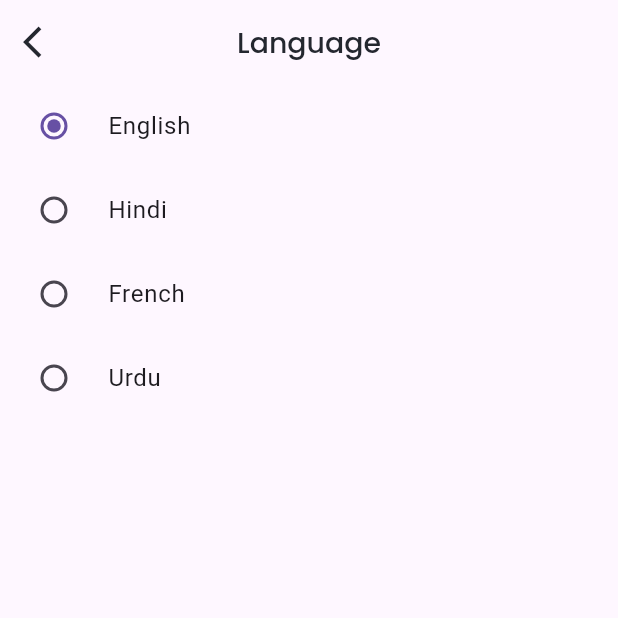
After one commit to SunilBatesar/courseapp, a Flutter app: the LanguageScreen screen opened by its route, on a phone screen of 412 x 824 dp, the top half of it. The commit adds this screen. Run offline on Flutter 3.47's test engine with Material 3 defaults, Android fonts, the phone set to English and light mode, and no system bars; our stand-ins replace cloud_firestore, firebase_auth, firebase_core, firebase_storage, flutter_screenutil, gap and 5 more; missing offline and left inert: crop_image, flutter_flushbar; accounts and stored records are empty.

Commit message:
Use Language change in app

```diff
--- a/lib/Preferences/sharedpreferences.dart
+++ b/lib/Preferences/sharedpreferences.dart
@@ -2,6 +2,7 @@ import 'package:shared_preferences/shared_preferences.dart';
 
 class SPref {
   static String userIDKey = "userid";
+  static String themeKey = "theme";
   static late SharedPreferences _preferences;
   static getpref() async {
     _preferences = await SharedPreferences.getInstance();
--- a/lib/controllers/app_initialbinding.dart
+++ b/lib/controllers/app_initialbinding.dart
@@ -1,6 +1,7 @@
 import 'package:courses_app/controllers/boolsetter.dart';
 import 'package:courses_app/controllers/class_controller.dart';
 import 'package:courses_app/controllers/course_controller.dart';
+import 'package:courses_app/controllers/language_controller.dart';
 import 'package:courses_app/controllers/user_controller.dart';
 import 'package:get/get.dart';
 
@@ -10,6 +11,7 @@ class AppInitialbinding extends Bindings {
     Get.put(UserController());
     Get.put(CourseController());
     Get.put(ClassController());
+    Get.put(LanguageController());
     Get.put(BoolSetter());
   }
 }
--- /dev/null
+++ b/lib/controllers/language_controller.dart
@@ -0,0 +1,17 @@
+import 'package:courses_app/model/language_model.dart';
+import 'package:courses_app/res/i18n/app_languages.dart';
+import 'package:flutter/material.dart';
+import 'package:get/get.dart';
+
+class LanguageController extends GetxController {
+  final Rx<LanguageModel> _language = AppLanguages.englishUS.obs;
+  LanguageModel get language => _language.value;
+
+  setLanguage(LanguageModel model) {
+    final localeValue = Locale(model.languageCode, model.countryCode);
+    Get.updateLocale(localeValue);
+    _language(model);
+    // SPref.setSharedPrefs(
+    //     SPref.themeKey, "${model.languageCode}_${model.countryCode}");
+  }
+}
--- a/lib/data/localdata.dart
+++ b/lib/data/localdata.dart
@@ -1,4 +1,5 @@
 import 'package:flutter/material.dart';
+import 'package:get/get.dart';
 
 class LocalData {
   static List<Map<String, dynamic>> filterlist = [
@@ -18,13 +19,15 @@ class LocalData {
   ];
   // Create Profile Tile Data
   static List<Map<String, dynamic>> profileDataList = [
-    {"title": "My Profile", "icon": Icons.person, "id": "profile"},
+    {"title": "MyProfile".tr, "icon": Icons.person, "id": "profile"},
+    {"title": "Theme".tr, "icon": Icons.dark_mode_sharp, "id": "theme"},
+    {"title": "Language".tr, "icon": Icons.language, "id": "language"},
     {
-      "title": "Help Support",
+      "title": "HelpSupport".tr,
       "icon": Icons.question_mark_rounded,
       "id": "help"
     },
-    {"title": "About us", "icon": Icons.error_outlined, "id": "Aboutus"},
-    {"title": "Log out", "icon": Icons.exit_to_app_rounded, "id": "Log out"},
+    {"title": "Aboutus".tr, "icon": Icons.error_outlined, "id": "Aboutus"},
+    {"title": "Logout".tr, "icon": Icons.exit_to_app_rounded, "id": "Log out"},
   ];
 }
--- a/lib/main.dart
+++ b/lib/main.dart
@@ -2,6 +2,8 @@ import 'package:courses_app/Preferences/sharedpreferences.dart';
 import 'package:courses_app/classes/main_class.dart';
 import 'package:courses_app/controllers/app_initialbinding.dart';
 import 'package:courses_app/firebase_options.dart';
+import 'package:courses_app/res/i18n/app_languages.dart';
+import 'package:courses_app/res/i18n/languagedata.dart';
 import 'package:courses_app/res/services/appconfig.dart';
 import 'package:courses_app/utils/routes/routes.dart';
 import 'package:courses_app/utils/routes/routes_name.dart';
@@ -28,6 +30,9 @@ class MyApp extends StatelessWidget {
   Widget build(BuildContext context) {
     return ScreenUtilInit(
       builder: (context, child) => GetMaterialApp(
+        locale: Locale(AppLanguages.englishUS.toString()),
+        fallbackLocale: Locale(AppLanguages.englishUS.toString()),
+        translations: Languagedata(),
         initialBinding: AppInitialbinding(),
         initialRoute: RouteName.splashScreen,
         getPages: getXRouteList,
--- /dev/null
+++ b/lib/model/language_model.dart
@@ -0,0 +1,14 @@
+class LanguageModel {
+  String languageName;
+  String languageCode;
+  String countryCode;
+  LanguageModel(
+      {required this.languageName,
+      required this.languageCode,
+      required this.countryCode});
+
+  @override
+  String toString() {
+    return "${languageCode}_$countryCode";
+  }
+}
--- /dev/null
+++ b/lib/res/i18n/app_languages.dart
@@ -0,0 +1,21 @@
+import 'package:courses_app/model/language_model.dart';
+
+class AppLanguages {
+  // ALL LANGUAGE
+  static LanguageModel englishUS = LanguageModel(
+      languageName: "English", languageCode: "en", countryCode: "US");
+  static LanguageModel hindi = LanguageModel(
+      languageName: "Hindi", languageCode: "hi", countryCode: "IN");
+  static LanguageModel french = LanguageModel(
+      languageName: "French", languageCode: "fr", countryCode: "FR");
+  static LanguageModel urda = LanguageModel(
+      languageName: "Urdu", languageCode: "ur", countryCode: "PK");
+
+  //   LANGUAGE LIST
+  static List<LanguageModel> languagelist = [
+    englishUS,
+    hindi,
+    french,
+    urda,
+  ];
+}
--- /dev/null
+++ b/lib/res/i18n/languagedata.dart
@@ -0,0 +1,48 @@
+import 'package:courses_app/res/i18n/app_languages.dart';
+import 'package:get/get.dart';
+
+class Languagedata extends Translations {
+  @override
+  Map<String, Map<String, String>> get keys => {
+        AppLanguages.englishUS.toString(): {
+          "hello": "Hello",
+          "welcome": "Welcome \n back",
+          "MyProfile": "My Profile",
+          "Theme": "Theme",
+          "Language": "Language",
+          "HelpSupport": "Help Support",
+          "Aboutus": "About us",
+          "Logout": "Log out",
+        },
+        AppLanguages.hindi.toString(): {
+          "hello": "नमस्ते",
+          "welcome": "वापसी पर\n स्वागत है",
+          "MyProfile": "मेरी प्रोफाइल",
+          "Theme": "विषय",
+          "Language": "भाषा",
+          "HelpSupport": "मदद समर्थन",
+          "Aboutus": "हमारे बारे में",
+          "Logout": "लॉग आउट",
+        },
+        AppLanguages.french.toString(): {
+          "hello": "Bonjour",
+          "welcome": "Content de\n te revoir",
+          "MyProfile": "Mon profil",
+          "Theme": "Thème",
+          "Language": "Langue",
+          "HelpSupport": "Support d'aide",
+          "Aboutus": "À propos de nous",
+          "Logout": "Se déconnecter",
+        },
+        AppLanguages.urda.toString(): {
+          "hello": "ہیلو",
+          "welcome": "خوش \nآمدید",
+          "MyProfile": "میری پروفائل",
+          "Theme": "خیالیہ",
+          "Language": "زبان",
+          "HelpSupport": "مدد کی حمایت",
+          "Aboutus": "ہمارے بارے میں",
+          "Logout": "لاگ آوٹ",
+        },
+      };
+}
--- a/lib/utils/routes/routes.dart
+++ b/lib/utils/routes/routes.dart
@@ -4,11 +4,12 @@ import 'package:courses_app/views/BottomNavigationbar/user_type_screen.dart';
 import 'package:courses_app/views/auth/login_screen.dart';
 import 'package:courses_app/views/auth/singnup_screen.dart';
 import 'package:courses_app/views/chart_screen.dart';
-import 'package:courses_app/views/course_screens/course_detail_screen.dart';
 import 'package:courses_app/views/course_screens/add_class_screen.dart';
 import 'package:courses_app/views/course_screens/add_course_screen.dart';
+import 'package:courses_app/views/course_screens/course_detail_screen.dart';
 import 'package:courses_app/views/home/home_screen.dart';
 import 'package:courses_app/views/profile/edit_profile_screen.dart';
+import 'package:courses_app/views/profile/language_screen.dart';
 import 'package:courses_app/views/profile/profile_screen.dart';
 import 'package:courses_app/views/splash/splash_screen.dart';
 import 'package:get/get.dart';
@@ -106,6 +107,7 @@ final getXRouteList = [
   GetPage(name: RouteName.profileScreen, page: () => const ProfileScreen()),
   GetPage(
       name: RouteName.editProfileScreen, page: () => const EditProfileScreen()),
+  GetPage(name: RouteName.languageScreen, page: () =>  LanguageScreen()),
   GetPage(name: RouteName.addCourseScreen, page: () => const AddCourseScreen()),
   GetPage(name: RouteName.addClassScreen, page: () => const AddClassScreen()),
   GetPage(name: RouteName.userTypeScreen, page: () => const UserTypeScreen()),
--- a/lib/utils/routes/routes_name.dart
+++ b/lib/utils/routes/routes_name.dart
@@ -12,6 +12,7 @@ class RouteName {
   // ---- Profile Screen Route Name ------
   static const String profileScreen = "/ProfileScreen";
   static const String editProfileScreen = "/EditProfileScreen";
+  static const String languageScreen = "/LanguageScreen";
   // ---- Add Course Screen Route Name ------
   static const String addCourseScreen = "/AddCourseScreen";
   static const String addClassScreen = "/AddClassScreen";
--- a/lib/views/home/home_screen.dart
+++ b/lib/views/home/home_screen.dart
@@ -5,6 +5,7 @@ import 'package:courses_app/components/tile/loding_tile.dart';
 import 'package:courses_app/controllers/boolsetter.dart';
 import 'package:courses_app/controllers/class_controller.dart';
 import 'package:courses_app/controllers/course_controller.dart';
+import 'package:courses_app/controllers/language_controller.dart';
 import 'package:courses_app/controllers/user_controller.dart';
 import 'package:courses_app/data/localdata.dart';
 import 'package:courses_app/model/all_model.dart';
@@ -59,6 +60,7 @@ class _HomeScreenState extends State<HomeScreen> {
   final userData = Get.find<UserController>().userdata;
   final loadingController = Get.find<BoolSetter>();
   final classprovider = Get.find<ClassController>();
+  final languageprovider = Get.find<LanguageController>();
   @override
   Widget build(BuildContext context) {
     final q = courseprovider.coursedata
@@ -88,7 +90,7 @@ class _HomeScreenState extends State<HomeScreen> {
                   mainAxisAlignment: MainAxisAlignment.spaceBetween,
                   children: [
                     Text(
-                      "Welcome \nback ${userData.name}👋",
+                      "${"welcome".tr} ${userData.name}👋",
                       style: AppTextTheme.fs20Medium,
                     ),
                     Container(
--- /dev/null
+++ b/lib/views/profile/language_screen.dart
@@ -0,0 +1,38 @@
+import 'package:courses_app/components/custom_appbar.dart';
+import 'package:courses_app/controllers/language_controller.dart';
+import 'package:courses_app/res/i18n/app_languages.dart';
+import 'package:flutter/material.dart';
+import 'package:get/get.dart';
+
+class LanguageScreen extends StatelessWidget {
+  LanguageScreen({super.key});
+
+  final languageController = Get.find<LanguageController>();
+  @override
+  Widget build(BuildContext context) {
+    return Scaffold(
+      appBar: CustomAppbar(
+        context: context,
+        title: const Text("Language"),
+      ),
+      body: Column(
+        children: [
+          ...List.generate(
+            AppLanguages.languagelist.length,
+            (index) {
+              return RadioListTile(
+                value: AppLanguages.languagelist[index],
+                groupValue: languageController.language,
+                onChanged: (v) {
+                  languageController.setLanguage(v!);
+                  Get.back();
+                },
+                title: Text(AppLanguages.languagelist[index].languageName),
+              );
+            },
+          )
+        ],
+      ),
+    );
+  }
+}
--- a/lib/views/profile/profile_screen.dart
+++ b/lib/views/profile/profile_screen.dart
@@ -81,8 +81,8 @@ class ProfileScreen extends StatelessWidget {
     switch (value) {
       case "profile":
         return Get.toNamed(RouteName.editProfileScreen);
-      case "help":
-        return;
+      case "language":
+        return Get.toNamed(RouteName.languageScreen);
       case "Aboutus":
         return;
       case "Log out":
```
